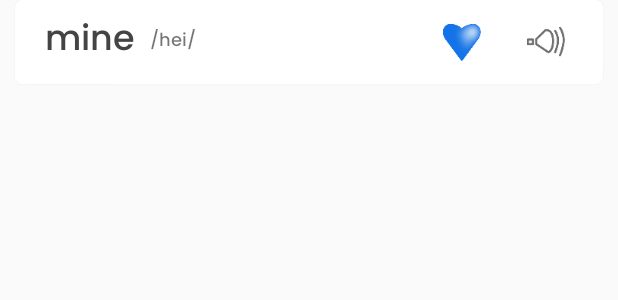
After one commit to votaminh/mscDictionary, an Android app: the layout item_history.xml on its own in the app's theme, with its tools: preview values and no code run, on a phone screen of 412 x 824 dp. The commit adds this screen. Shown: the top 300 px of the screen. Run offline under Robolectric (Android 15) with nearby library versions, the phone set to English and light mode, and no system bars.

Commit message:
add date history

```diff
--- a/app/src/main/java/com/msc/mscdictionary/activity/MainActivity.java
+++ b/app/src/main/java/com/msc/mscdictionary/activity/MainActivity.java
@@ -212,7 +212,11 @@ public class MainActivity extends BaseActivity {
 
         btnSearch.setOnClickListener((v) -> {
             final String en = edTextEn.getText().toString();
-            search(en, true);
+            if(en.isEmpty()){
+                Toast.makeText(this, getString(R.string.can_not_empty), Toast.LENGTH_SHORT).show();
+            }else {
+                search(en, true);
+            }
         });
 
         btnMenuDrawer.setOnClickListener(v -> {
--- a/app/src/main/java/com/msc/mscdictionary/model/Word.java
+++ b/app/src/main/java/com/msc/mscdictionary/model/Word.java
@@ -21,6 +21,8 @@ public class Word {
 
     @SerializedName("url")
     private String urlSpeak;
+
+    public String date;
 
     public Word() {
     }
--- a/app/src/main/java/com/msc/mscdictionary/util/Constant.java
+++ b/app/src/main/java/com/msc/mscdictionary/util/Constant.java
@@ -45,6 +45,7 @@ public class Constant {
     public static final int ID_NOTIFICATION_DOWNLOAD_ZIP = 2;
     public static final String RUN_SERVICE = "runService";
     public static final String SHOW_TOAST_BACK = "showToastBack";
+    public static final String GHOST_EN = "%DD";
 
     public static String ip = "http://192.168.43.13/";
 }
--- /dev/null
+++ b/app/src/main/res/layout/item_history.xml
@@ -0,0 +1,78 @@
+<?xml version="1.0" encoding="utf-8"?>
+<androidx.cardview.widget.CardView xmlns:android="http://schemas.android.com/apk/res/android"
+    android:layout_width="match_parent"
+    android:layout_height="@dimen/height_header"
+    xmlns:app="http://schemas.android.com/apk/res-auto"
+    android:layout_marginBottom="@dimen/margin_small"
+    app:cardCornerRadius="@dimen/cardview_radius"
+    app:cardBackgroundColor="@color/white"
+    android:layout_marginLeft="@dimen/margin_small"
+    android:layout_marginRight="@dimen/margin_small"
+    >
+
+    <RelativeLayout
+        android:id="@+id/llHeader"
+        android:layout_width="match_parent"
+        android:layout_height="match_parent"
+        app:layout_constraintTop_toBottomOf="@id/edTextEn"
+        >
+        <TextView
+            android:id="@+id/tvMean"
+            android:layout_width="wrap_content"
+            android:layout_height="wrap_content"
+            android:text="mine"
+            android:fontFamily="@font/poppins_medium"
+            android:textColor="#454444"
+            android:textSize="@dimen/big_size_text"
+            android:layout_marginLeft="@dimen/margin_medium"
+            android:layout_centerVertical="true"
+            />
+
+        <TextView
+            android:id="@+id/tvVoice"
+            android:layout_width="wrap_content"
+            android:layout_height="wrap_content"
+            android:layout_toRightOf="@id/tvMean"
+            android:layout_marginLeft="@dimen/margin_small"
+            android:text="/hei/"
+            android:fontFamily="@font/poppins_medium"
+            android:textSize="12sp"
+            android:layout_centerVertical="true"
+            />
+
+        <RelativeLayout
+            android:id="@+id/llAudio"
+            android:layout_width="@dimen/height_header"
+            android:layout_height="match_parent"
+            android:layout_alignParentRight="true"
+            android:layout_marginRight="@dimen/margin_small"
+            >
+            <ImageButton
+                android:id="@+id/tvAudio"
+                android:layout_width="@dimen/height_header"
+                android:layout_height="match_parent"
+                android:src="@drawable/ic_speaker"
+                android:background="?attr/selectableItemBackgroundBorderless"
+                />
+
+            <ProgressBar
+                android:id="@+id/progressVoice"
+                android:layout_centerInParent="true"
+                android:layout_width="@dimen/size_progress"
+                android:layout_height="@dimen/size_progress"
+                android:visibility="invisible"
+                />
+        </RelativeLayout>
+
+
+        <ImageButton
+            android:id="@+id/btnFavourite"
+            android:layout_width="@dimen/height_header"
+            android:layout_height="match_parent"
+            android:layout_toLeftOf="@id/llAudio"
+            android:src="@drawable/ic_favourite_select"
+            android:background="?attr/selectableItemBackgroundBorderless"
+            />
+    </RelativeLayout>
+
+</androidx.cardview.widget.CardView>
--- a/app/src/main/res/values/strings.xml
+++ b/app/src/main/res/values/strings.xml
@@ -46,4 +46,5 @@
     <string name="tutorial">To translate , let copy a word and click float button</string>
     <string name="understand">I understanded</string>
     <string name="tap_again_to_out">Back again to close</string>
+    <string name="can_not_empty">Can not empty</string>
 </resources>
```
Also changed, not shown: app/src/main/java/com/msc/mscdictionary/activity/HistoryActivity.java (+33 -2 lines), app/src/main/java/com/msc/mscdictionary/adaper/HistoryAdapter.java (+28 -3 lines), app/src/main/java/com/msc/mscdictionary/database/OffHistoryDAO.java (+13 -1 lines), app/src/main/res/layout/item_date.xml (added, +18 -0 lines).
